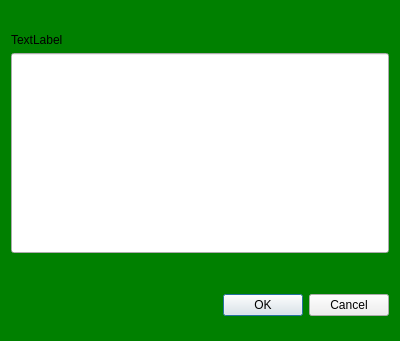
laszlo-avotra-tips/layout, file flipVerticalLayout/dialog2.ui: the form before one commit.
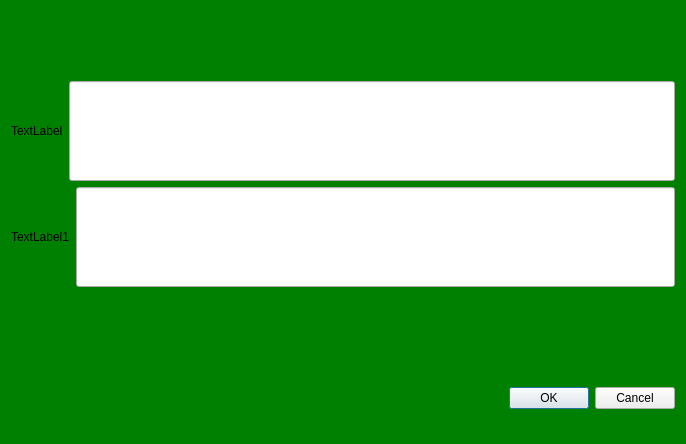
The form after the commit. Custom widgets are drawn as their Qt base class.

Patch:
```diff
--- a/flipVerticalLayout/dialog2.ui
+++ b/flipVerticalLayout/dialog2.ui
@@ -6,8 +6,8 @@
    <rect>
     <x>0</x>
     <y>0</y>
-    <width>400</width>
-    <height>341</height>
+    <width>686</width>
+    <height>444</height>
    </rect>
   </property>
   <property name="maximumSize">
@@ -51,6 +51,8 @@
     </spacer>
    </item>
    <item>
+    <layout class="QHBoxLayout" name="horizontalLayout">
+     <item>
     <widget class="QLabel" name="label">
      <property name="text">
       <string>TextLabel</string>
@@ -62,10 +64,45 @@
      <property name="minimumSize">
       <size>
        <width>0</width>
-       <height>200</height>
-      </size>
-     </property>
-    </widget>
+         <height>100</height>
+        </size>
+       </property>
+       <property name="maximumSize">
+        <size>
+         <width>16777215</width>
+         <height>100</height>
+        </size>
+       </property>
+      </widget>
+     </item>
+    </layout>
+   </item>
+   <item>
+    <layout class="QHBoxLayout" name="horizontalLayout_2">
+     <item>
+      <widget class="QLabel" name="label_2">
+       <property name="text">
+        <string>TextLabel1</string>
+       </property>
+      </widget>
+     </item>
+     <item>
+      <widget class="myLineEdit" name="lineEdit_2">
+       <property name="minimumSize">
+        <size>
+         <width>0</width>
+         <height>100</height>
+        </size>
+       </property>
+       <property name="maximumSize">
+        <size>
+         <width>16777215</width>
+         <height>100</height>
+        </size>
+       </property>
+      </widget>
+     </item>
+    </layout>
    </item>
    <item>
     <spacer name="verticalSpacer">
```
Lines whose indentation alone changed are shown as unchanged.
